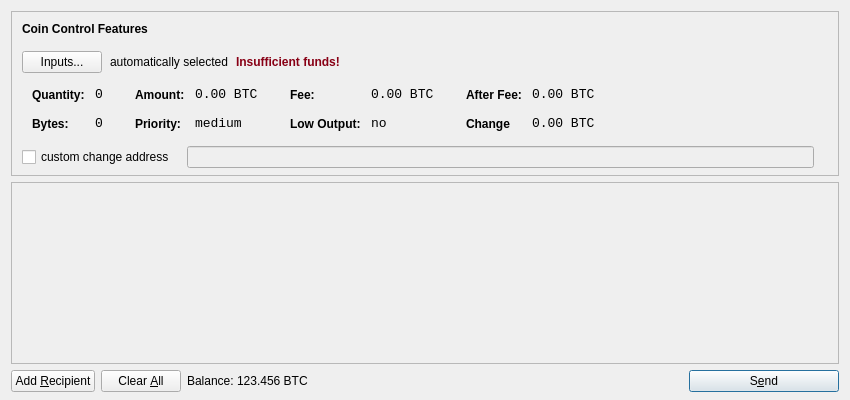
Gamerholic/GamerHolicCoin, file src/qt/forms/sendcoinsdialog.ui: the form before one commit.
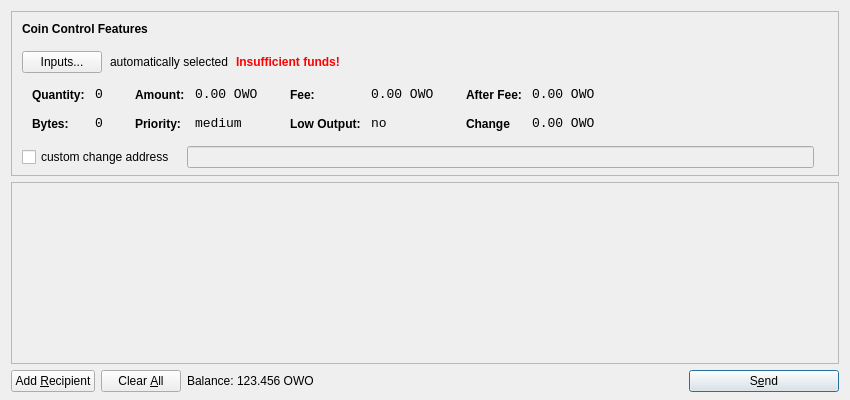
The form after the commit. Icons and pictures are not drawn.

```diff
--- a/src/qt/forms/sendcoinsdialog.ui
+++ b/src/qt/forms/sendcoinsdialog.ui
@@ -39,7 +39,7 @@
      </property>
      <layout class="QVBoxLayout" name="verticalLayoutCoinControl2">
       <property name="spacing">
-       <number>6</number>
+       <number>-1</number>
       </property>
       <property name="leftMargin">
        <number>0</number>
@@ -130,7 +130,7 @@
              </font>
             </property>
             <property name="styleSheet">
-             <string notr="true">color:#880015;</string>
+             <string notr="true">color:red;font-weight:bold;</string>
             </property>
             <property name="text">
              <string>Insufficient funds!</string>
@@ -330,7 +330,7 @@
                   <enum>Qt::ActionsContextMenu</enum>
                  </property>
                  <property name="text">
-                  <string>0.00 BTC</string>
+                  <string>0.00 OWO</string>
                  </property>
                  <property name="textInteractionFlags">
                   <set>Qt::LinksAccessibleByMouse|Qt::TextSelectableByKeyboard|Qt::TextSelectableByMouse</set>
@@ -416,7 +416,7 @@
                   <enum>Qt::ActionsContextMenu</enum>
                  </property>
                  <property name="text">
-                  <string>0.00 BTC</string>
+                  <string>0.00 OWO</string>
                  </property>
                  <property name="textInteractionFlags">
                   <set>Qt::LinksAccessibleByMouse|Qt::TextSelectableByKeyboard|Qt::TextSelectableByMouse</set>
@@ -502,7 +502,7 @@
                   <enum>Qt::ActionsContextMenu</enum>
                  </property>
                  <property name="text">
-                  <string>0.00 BTC</string>
+                  <string>0.00 OWO</string>
                  </property>
                  <property name="textInteractionFlags">
                   <set>Qt::LinksAccessibleByMouse|Qt::TextSelectableByKeyboard|Qt::TextSelectableByMouse</set>
@@ -534,7 +534,7 @@
                   <enum>Qt::ActionsContextMenu</enum>
                  </property>
                  <property name="text">
-                  <string>0.00 BTC</string>
+                  <string>0.00 OWO</string>
                  </property>
                  <property name="textInteractionFlags">
                   <set>Qt::LinksAccessibleByMouse|Qt::TextSelectableByKeyboard|Qt::TextSelectableByMouse</set>
@@ -726,7 +726,13 @@
         <number>3</number>
        </property>
        <item>
-        <widget class="QLabel" name="labelSendBalanceText">
+        <widget class="QLabel" name="label">
+         <property name="sizePolicy">
+          <sizepolicy hsizetype="Preferred" vsizetype="Fixed">
+           <horstretch>0</horstretch>
+           <verstretch>0</verstretch>
+          </sizepolicy>
+         </property>
          <property name="text">
           <string>Balance:</string>
          </property>
@@ -734,11 +740,17 @@
        </item>
        <item>
         <widget class="QLabel" name="labelBalance">
+         <property name="sizePolicy">
+          <sizepolicy hsizetype="Preferred" vsizetype="Fixed">
+           <horstretch>0</horstretch>
+           <verstretch>0</verstretch>
+          </sizepolicy>
+         </property>
          <property name="cursor">
           <cursorShape>IBeamCursor</cursorShape>
          </property>
          <property name="text">
-          <string>123.456 BTC</string>
+          <string>123.456 OWO</string>
          </property>
          <property name="textInteractionFlags">
           <set>Qt::LinksAccessibleByMouse|Qt::TextSelectableByKeyboard|Qt::TextSelectableByMouse</set>
```
Left out of the diff: 24 changed lines with no effect on the pictures.
